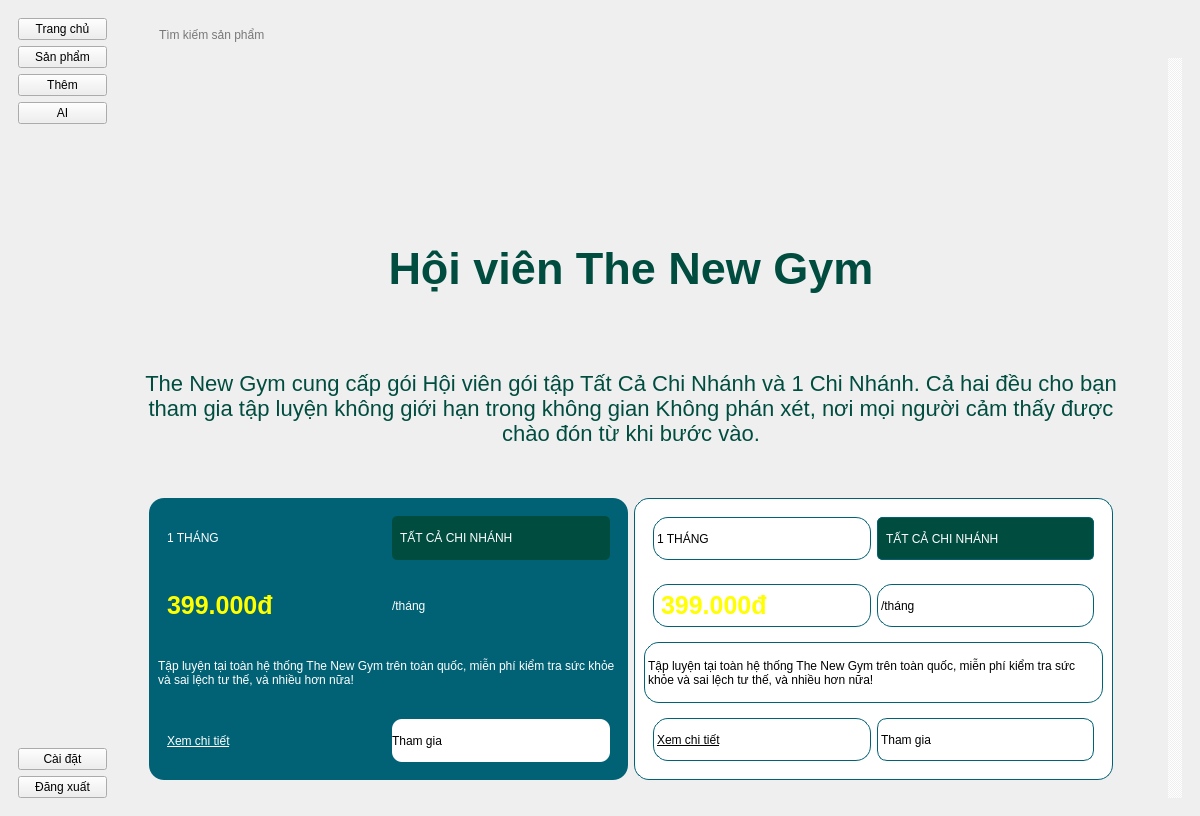
First picture: the form in gui/menu.ui, repository trongandev/nextgen-pti, before the edit.
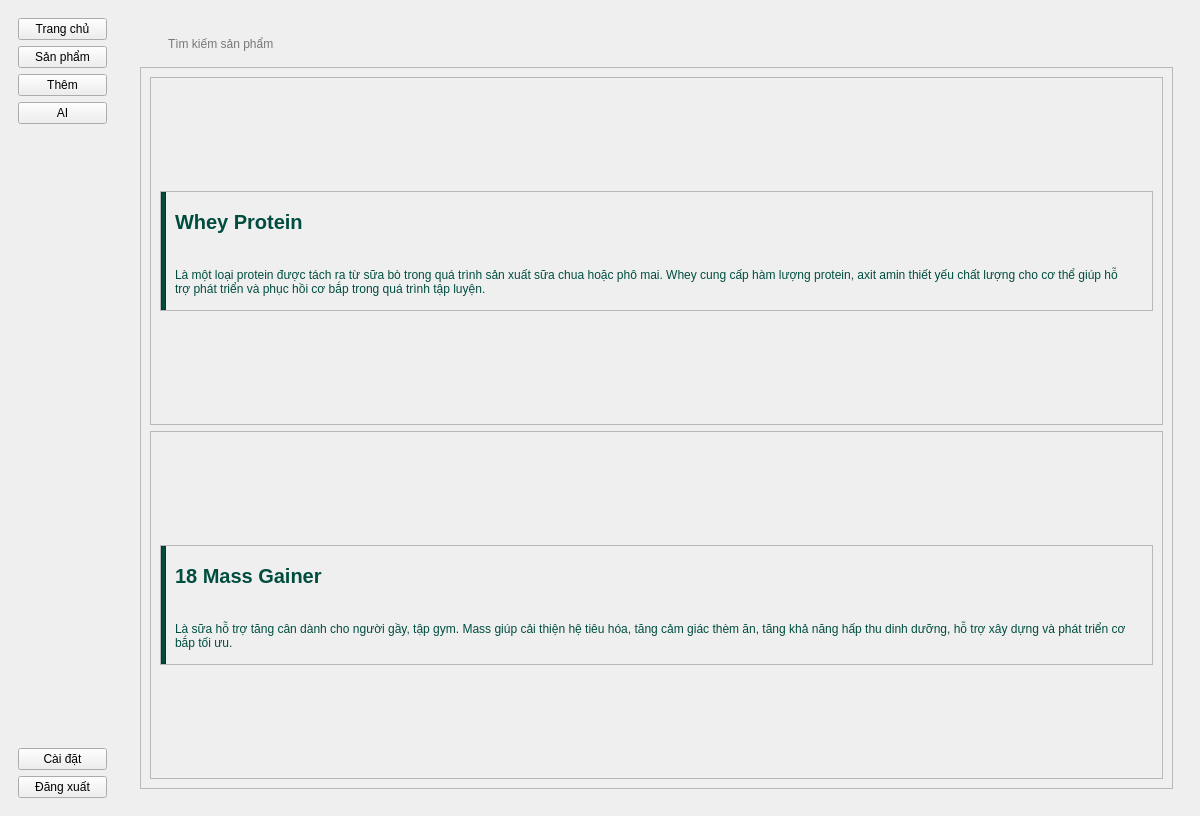
Second picture: the form after the edit. The open tabs and pages were chosen to show the change. Icons and pictures are not drawn.

Commit message:
Implement Product CRUD functionality with add, edit, and delete operations
- Added MessageBox class for displaying notifications.
- Implemented add method to open a dialog for adding new products and saving data.
- Implemented edit method to open a dialog for editing selected product details.
- Implemented delete method to confirm and remove selected products from the table.
- Integrated user feedback through message boxes for actions requiring user confirmation.

Patch:
```diff
--- a/gui/menu.ui
+++ b/gui/menu.ui
@@ -151,39 +151,6 @@
     <item>
      <widget class="QWidget" name="widget_2" native="true">
       <layout class="QVBoxLayout" name="verticalLayout_3">
-       <item>
-        <widget class="QWidget" name="txtSearch" native="true">
-         <layout class="QHBoxLayout" name="horizontalLayout_2">
-          <property name="spacing">
-           <number>10</number>
-          </property>
-          <item>
-           <widget class="QLabel" name="label">
-            <property name="styleSheet">
-             <string notr="true">background:transparent;</string>
-            </property>
-            <property name="text">
-             <string/>
-            </property>
-            <property name="pixmap">
-             <pixmap>../images/icons/search.svg</pixmap>
-            </property>
-           </widget>
-          </item>
-          <item>
-           <widget class="QLineEdit" name="lineEdit">
-            <property name="styleSheet">
-             <string notr="true">border:none;
-background: transparent;</string>
-            </property>
-            <property name="placeholderText">
-             <string>Tìm kiếm sản phẩm</string>
-            </property>
-           </widget>
-          </item>
-         </layout>
-        </widget>
-       </item>
        <item>
         <widget class="QStackedWidget" name="stackedWidget">
          <property name="currentIndex">
@@ -226,7 +193,7 @@
               <property name="geometry">
                <rect>
                 <x>0</x>
-                <y>-24</y>
+                <y>0</y>
                 <width>1000</width>
                 <height>917</height>
                </rect>
@@ -537,7 +504,670 @@
            </item>
           </layout>
          </widget>
-         <widget class="QWidget" name="page_2"/>
+         <widget class="QWidget" name="page_product">
+          <layout class="QVBoxLayout" name="verticalLayout_8">
+           <item>
+            <widget class="QWidget" name="txtSearch" native="true">
+             <layout class="QHBoxLayout" name="horizontalLayout_2">
+              <property name="spacing">
+               <number>10</number>
+              </property>
+              <item>
+               <widget class="QLabel" name="label">
+                <property name="styleSheet">
+                 <string notr="true">background:transparent;</string>
+                </property>
+                <property name="text">
+                 <string/>
+                </property>
+                <property name="pixmap">
+                 <pixmap>../images/icons/search.svg</pixmap>
+                </property>
+               </widget>
+              </item>
+              <item>
+               <widget class="QLineEdit" name="lineEdit">
+                <property name="styleSheet">
+                 <string notr="true">border:none;
+background: transparent;</string>
+                </property>
+                <property name="placeholderText">
+                 <string>Tìm kiếm sản phẩm</string>
+                </property>
+               </widget>
+              </item>
+             </layout>
+            </widget>
+           </item>
+           <item>
+            <widget class="QScrollArea" name="scrollArea_8">
+             <property name="widgetResizable">
+              <bool>true</bool>
+             </property>
+             <widget class="QWidget" name="scrollAreaWidgetContents_8">
+              <property name="geometry">
+               <rect>
+                <x>0</x>
+                <y>0</y>
+                <width>1010</width>
+                <height>695</height>
+               </rect>
+              </property>
+              <layout class="QVBoxLayout" name="verticalLayout_26">
+               <item>
+                <widget class="QScrollArea" name="scrollArea_7">
+                 <property name="widgetResizable">
+                  <bool>true</bool>
+                 </property>
+                 <widget class="QWidget" name="scrollAreaWidgetContents_wheyProtein">
+                  <property name="geometry">
+                   <rect>
+                    <x>0</x>
+                    <y>0</y>
+                    <width>986</width>
+                    <height>331</height>
+                   </rect>
+                  </property>
+                  <layout class="QVBoxLayout" name="verticalLayout_7">
+                   <item>
+                    <widget class="QFrame" name="frame_15">
+                     <property name="minimumSize">
+                      <size>
+                       <width>0</width>
+                       <height>120</height>
+                      </size>
+                     </property>
+                     <property name="maximumSize">
+                      <size>
+                       <width>16777215</width>
+                       <height>120</height>
+                      </size>
+                     </property>
+                     <property name="styleSheet">
+                      <string notr="true"/>
+                     </property>
+                     <property name="frameShape">
+                      <enum>QFrame::StyledPanel</enum>
+                     </property>
+                     <property name="frameShadow">
+                      <enum>QFrame::Raised</enum>
+                     </property>
+                     <layout class="QHBoxLayout" name="horizontalLayout_24">
+                      <property name="spacing">
+                       <number>0</number>
+                      </property>
+                      <property name="leftMargin">
+                       <number>0</number>
+                      </property>
+                      <property name="topMargin">
+                       <number>0</number>
+                      </property>
+                      <property name="bottomMargin">
+                       <number>0</number>
+                      </property>
+                      <item>
+                       <widget class="QFrame" name="frame_16">
+                        <property name="maximumSize">
+                         <size>
+                          <width>5</width>
+                          <height>16777215</height>
+                         </size>
+                        </property>
+                        <property name="styleSheet">
+                         <string notr="true">background: #004D40</string>
+                        </property>
+                        <property name="frameShape">
+                         <enum>QFrame::StyledPanel</enum>
+                        </property>
+                        <property name="frameShadow">
+                         <enum>QFrame::Raised</enum>
+                        </property>
+                       </widget>
+                      </item>
+                      <item>
+                       <widget class="QWidget" name="widget_23" native="true">
+                        <property name="minimumSize">
+                         <size>
+                          <width>0</width>
+                          <height>120</height>
+                         </size>
+                        </property>
+                        <property name="maximumSize">
+                         <size>
+                          <width>16777215</width>
+                          <height>120</height>
+                         </size>
+                        </property>
+                        <layout class="QVBoxLayout" name="verticalLayout_23">
+                         <property name="spacing">
+                          <number>0</number>
+                         </property>
+                         <property name="topMargin">
+                          <number>0</number>
+                         </property>
+                         <property name="bottomMargin">
+                          <number>0</number>
+                         </property>
+                         <item>
+                          <widget class="QLabel" name="label_49">
+                           <property name="maximumSize">
+                            <size>
+                             <width>16777215</width>
+                             <height>60</height>
+                            </size>
+                           </property>
+                           <property name="styleSheet">
+                            <string notr="true">font-size:20px;
+font-weight:bold;
+color:#004D40</string>
+                           </property>
+                           <property name="text">
+                            <string>Whey Protein</string>
+                           </property>
+                          </widget>
+                         </item>
+                         <item>
+                          <widget class="QLabel" name="label_50">
+                           <property name="maximumSize">
+                            <size>
+                             <width>16777215</width>
+                             <height>60</height>
+                            </size>
+                           </property>
+                           <property name="styleSheet">
+                            <string notr="true">color: #004D40;</string>
+                           </property>
+                           <property name="text">
+                            <string>Là một loại protein được tách ra từ sữa bò trong quá trình sản xuất sữa chua hoặc phô mai. Whey cung cấp hàm lượng protein, axit amin thiết yếu chất lượng cho cơ thể giúp hỗ trợ phát triển và phục hồi cơ bắp trong quá trình tập luyện.</string>
+                           </property>
+                           <property name="wordWrap">
+                            <bool>true</bool>
+                           </property>
+                          </widget>
+                         </item>
+                        </layout>
+                       </widget>
+                      </item>
+                     </layout>
+                    </widget>
+                   </item>
+                  </layout>
+                 </widget>
+                </widget>
+               </item>
+               <item>
+                <widget class="QScrollArea" name="scrollArea_2">
+                 <property name="widgetResizable">
+                  <bool>true</bool>
+                 </property>
+                 <widget class="QWidget" name="scrollAreaWidgetContents_massGainer">
+                  <property name="geometry">
+                   <rect>
+                    <x>0</x>
+                    <y>0</y>
+                    <width>986</width>
+                    <height>331</height>
+                   </rect>
+                  </property>
+                  <layout class="QVBoxLayout" name="verticalLayout_25">
+                   <item>
+                    <widget class="QFrame" name="frame_17">
+                     <property name="minimumSize">
+                      <size>
+                       <width>0</width>
+                       <height>120</height>
+                      </size>
+                     </property>
+                     <property name="maximumSize">
+                      <size>
+                       <width>16777215</width>
+                       <height>120</height>
+                      </size>
+                     </property>
+                     <property name="styleSheet">
+                      <string notr="true"/>
+                     </property>
+                     <property name="frameShape">
+                      <enum>QFrame::StyledPanel</enum>
+                     </property>
+                     <property name="frameShadow">
+                      <enum>QFrame::Raised</enum>
+                     </property>
+                     <layout class="QHBoxLayout" name="horizontalLayout_25">
+                      <property name="spacing">
+                       <number>0</number>
+                      </property>
+                      <property name="leftMargin">
+                       <number>0</number>
+                      </property>
+                      <property name="topMargin">
+                       <number>0</number>
+                      </property>
+                      <property name="bottomMargin">
+                       <number>0</number>
+                      </property>
+                      <item>
+                       <widget class="QFrame" name="frame_18">
+                        <property name="maximumSize">
+                         <size>
+                          <width>5</width>
+                          <height>16777215</height>
+                         </size>
+                        </property>
+                        <property name="styleSheet">
+                         <string notr="true">background: #004D40</string>
+                        </property>
+                        <property name="frameShape">
+                         <enum>QFrame::StyledPanel</enum>
+                        </property>
+                        <property name="frameShadow">
+                         <enum>QFrame::Raised</enum>
+                        </property>
+                       </widget>
+                      </item>
+                      <item>
+                       <widget class="QWidget" name="widget_24" native="true">
+                        <property name="minimumSize">
+                         <size>
+                          <width>0</width>
+                          <height>120</height>
+                         </size>
+                        </property>
+                        <property name="maximumSize">
+                         <size>
+                          <width>16777215</width>
+                          <height>120</height>
+                         </size>
+                        </property>
+                        <layout class="QVBoxLayout" name="verticalLayout_24">
+                         <property name="spacing">
+                          <number>0</number>
+                         </property>
+                         <property name="topMargin">
+                          <number>0</number>
+                         </property>
+                         <property name="bottomMargin">
+                          <number>0</number>
+                         </property>
+                         <item>
+                          <widget class="QLabel" name="label_51">
+                           <property name="maximumSize">
+                            <size>
+                             <width>16777215</width>
+                             <height>60</height>
+                            </size>
+                           </property>
+                           <property name="styleSheet">
+                            <string notr="true">font-size:20px;
+font-weight:bold;
+color:#004D40</string>
+                           </property>
+                           <property name="text">
+                            <string>18 Mass Gainer</string>
+                           </property>
+                          </widget>
+                         </item>
+                         <item>
+                          <widget class="QLabel" name="label_52">
+                           <property name="maximumSize">
+                            <size>
+                             <width>16777215</width>
+                             <height>60</height>
+                            </size>
+                           </property>
+                           <property name="styleSheet">
+                            <string notr="true">color: #004D40;</string>
+                           </property>
+                           <property name="text">
+                            <string>Là sữa hỗ trợ tăng cân dành cho người gầy, tập gym. Mass giúp cải thiện hệ tiêu hóa, tăng cảm giác thèm ăn, tăng khả năng hấp thu dinh dưỡng, hỗ trợ xây dựng và phát triển cơ bắp tối ưu.</string>
+                           </property>
+                           <property name="wordWrap">
+                            <bool>true</bool>
+                           </property>
+                          </widget>
+                         </item>
+                        </layout>
+                       </widget>
+                      </item>
+                     </layout>
+                    </widget>
+                   </item>
+                  </layout>
+                 </widget>
+                </widget>
+               </item>
+              </layout>
+             </widget>
+            </widget>
+           </item>
+          </layout>
+         </widget>
+         <widget class="QWidget" name="page_crud">
+          <layout class="QVBoxLayout" name="verticalLayout_10">
+           <item>
+            <widget class="QFrame" name="frame_3">
+             <property name="styleSheet">
+              <string notr="true"/>
+             </property>
+             <property name="frameShape">
+              <enum>QFrame::StyledPanel</enum>
+             </property>
+             <property name="frameShadow">
+              <enum>QFrame::Raised</enum>
+             </property>
+             <layout class="QHBoxLayout" name="horizontalLayout_11">
+              <property name="spacing">
+               <number>0</number>
+              </property>
+              <property name="leftMargin">
+               <number>0</number>
+              </property>
+              <item>
+               <widget class="QFrame" name="frame_5">
+                <property name="maximumSize">
+                 <size>
+                  <width>5</width>
+                  <height>16777215</height>
+                 </size>
+                </property>
+                <property name="styleSheet">
+                 <string notr="true">background: #004D40</string>
+                </property>
+                <property name="frameShape">
+                 <enum>QFrame::StyledPanel</enum>
+                </property>
+                <property name="frameShadow">
+                 <enum>QFrame::Raised</enum>
+                </property>
+               </widget>
+              </item>
+              <item>
+               <widget class="QWidget" name="widget_11" native="true">
+                <property name="maximumSize">
+                 <size>
+                  <width>16777215</width>
+                  <height>16777215</height>
+                 </size>
+                </property>
+                <layout class="QVBoxLayout" name="verticalLayout_9">
+                 <item>
+                  <widget class="QLabel" name="label_21">
+                   <property name="styleSheet">
+                    <string notr="true">font-size:20px;
+font-weight:bold;
+color:#004D40</string>
+                   </property>
+                   <property name="text">
+                    <string>Chỉnh sửa sản phẩm</string>
+                   </property>
+                  </widget>
+                 </item>
+                 <item>
+                  <widget class="QLabel" name="label_22">
+                   <property name="styleSheet">
+                    <string notr="true">color: #004D40;</string>
+                   </property>
+                   <property name="text">
+                    <string>Khu vực giúp bạn thêm xóa cũng như chỉnh sửa các sản phẩm trên ứng dụng</string>
+                   </property>
+                  </widget>
+                 </item>
+                </layout>
+               </widget>
+              </item>
+             </layout>
+            </widget>
+           </item>
+           <item>
+            <widget class="QWidget" name="widget_4" native="true">
+             <property name="minimumSize">
+              <size>
+               <width>0</width>
+               <height>50</height>
+              </size>
+             </property>
+             <layout class="QHBoxLayout" name="horizontalLayout_10">
+              <property name="spacing">
+               <number>50</number>
+              </property>
+              <item>
+               <widget class="QPushButton" name="btnAdd">
+                <property name="text">
+                 <string>Thêm sản phẩm mới</string>
+                </property>
+                <property name="icon">
+                 <iconset>
+                  <normaloff>../images/icons/circle-fading-plus.svg</normaloff>../images/icons/circle-fading-plus.svg</iconset>
+                </property>
+               </widget>
+              </item>
+              <item>
+               <widget class="QPushButton" name="btnEdit">
+                <property name="text">
+                 <string>Sửa sản phẩm</string>
+                </property>
+                <property name="icon">
+                 <iconset>
+                  <normaloff>../images/icons/pencil.svg</normaloff>../images/icons/pencil.svg</iconset>
+                </property>
+               </widget>
+              </item>
+              <item>
+               <widget class="QPushButton" name="btnDelete">
+                <property name="text">
+                 <string>Xóa sản phẩm</string>
+                </property>
+                <property name="icon">
+                 <iconset>
+                  <normaloff>../images/icons/trash.svg</normaloff>../images/icons/trash.svg</iconset>
+                </property>
+               </widget>
+              </item>
+             </layout>
+            </widget>
+           </item>
+           <item>
+            <widget class="QTableWidget" name="tableWidget">
+             <property name="selectionMode">
+              <enum>QAbstractItemView::SingleSelection</enum>
+             </property>
+             <property name="selectionBehavior">
+              <enum>QAbstractItemView::SelectRows</enum>
+             </property>
+            </widget>
+           </item>
+          </layout>
+         </widget>
+         <widget class="QWidget" name="page_ai">
+          <layout class="QVBoxLayout" name="verticalLayout_20">
+           <item>
+            <widget class="QFrame" name="frame_11">
+             <property name="styleSheet">
+              <string notr="true"/>
+             </property>
+             <property name="frameShape">
+              <enum>QFrame::StyledPanel</enum>
+             </property>
+             <property name="frameShadow">
+              <enum>QFrame::Raised</enum>
+             </property>
+             <layout class="QHBoxLayout" name="horizontalLayout_22">
+              <property name="spacing">
+               <number>0</number>
+              </property>
+              <property name="leftMargin">
+               <number>0</number>
+              </property>
+              <item>
+               <widget class="QFrame" name="frame_12">
+                <property name="maximumSize">
+                 <size>
+                  <width>5</width>
+                  <height>16777215</height>
+                 </size>
+                </property>
+                <property name="styleSheet">
+                 <string notr="true">background: #004D40</string>
+                </property>
+                <property name="frameShape">
+                 <enum>QFrame::StyledPanel</enum>
+                </property>
+                <property name="frameShadow">
+                 <enum>QFrame::Raised</enum>
+                </property>
+               </widget>
+              </item>
+              <item>
+               <widget class="QWidget" name="widget_21" native="true">
+                <property name="maximumSize">
+                 <size>
+                  <width>16777215</width>
+                  <height>16777215</height>
+                 </size>
+                </property>
+                <layout class="QVBoxLayout" name="verticalLayout_19">
+                 <item>
+                  <widget class="QLabel" name="label_45">
+                   <property name="styleSheet">
+                    <string notr="true">font-size:20px;
+font-weight:bold;
+color:#004D40</string>
+                   </property>
+                   <property name="text">
+                    <string>AI</string>
+                   </property>
+                  </widget>
+                 </item>
+                 <item>
+                  <widget class="QLabel" name="label_46">
+                   <property name="styleSheet">
+                    <string notr="true">color: #004D40;</string>
+                   </property>
+                   <property name="text">
+                    <string>Hỗ trợ sử dụng AI</string>
+                   </property>
+                  </widget>
+                 </item>
+                </layout>
+               </widget>
+              </item>
+             </layout>
+            </widget>
+           </item>
+           <item>
+            <widget class="QScrollArea" name="scrollArea_5">
+             <property name="widgetResizable">
+              <bool>true</bool>
+             </property>
+             <widget class="QWidget" name="scrollAreaWidgetContents_5">
+              <property name="geometry">
+               <rect>
+                <x>0</x>
+                <y>0</y>
+                <width>1010</width>
+                <height>648</height>
+               </rect>
+              </property>
+             </widget>
+            </widget>
+           </item>
+          </layout>
+         </widget>
+         <widget class="QWidget" name="page_setting">
+          <layout class="QVBoxLayout" name="verticalLayout_22">
+           <item>
+            <widget class="QFrame" name="frame_13">
+             <property name="styleSheet">
+              <string notr="true"/>
+             </property>
+             <property name="frameShape">
+              <enum>QFrame::StyledPanel</enum>
+             </property>
+             <property name="frameShadow">
+              <enum>QFrame::Raised</enum>
+             </property>
+             <layout class="QHBoxLayout" name="horizontalLayout_23">
+              <property name="spacing">
+               <number>0</number>
+              </property>
+              <property name="leftMargin">
+               <number>0</number>
+              </property>
+              <item>
+               <widget class="QFrame" name="frame_14">
+                <property name="maximumSize">
+                 <size>
+                  <width>5</width>
+                  <height>16777215</height>
+                 </size>
+                </property>
+                <property name="styleSheet">
+                 <string notr="true">background: #004D40</string>
+                </property>
+                <property name="frameShape">
+                 <enum>QFrame::StyledPanel</enum>
+                </property>
+                <property name="frameShadow">
+                 <enum>QFrame::Raised</enum>
+                </property>
+               </widget>
+              </item>
+              <item>
+               <widget class="QWidget" name="widget_22" native="true">
+                <property name="maximumSize">
+                 <size>
+                  <width>16777215</width>
+                  <height>16777215</height>
+                 </size>
+                </property>
+                <layout class="QVBoxLayout" name="verticalLayout_21">
+                 <item>
+                  <widget class="QLabel" name="label_47">
+                   <property name="styleSheet">
+                    <string notr="true">font-size:20px;
+font-weight:bold;
+color:#004D40</string>
+                   </property>
+                   <property name="text">
+                    <string>Cài đặt</string>
+                   </property>
+                  </widget>
+                 </item>
+                 <item>
+                  <widget class="QLabel" name="label_48">
+                   <property name="styleSheet">
+                    <string notr="true">color: #004D40;</string>
+                   </property>
+                   <property name="text">
+                    <string>Thay đổi hệ thống</string>
+                   </property>
+                  </widget>
+                 </item>
+                </layout>
+               </widget>
+              </item>
+             </layout>
+            </widget>
+           </item>
+           <item>
+            <widget class="QScrollArea" name="scrollArea_6">
+             <property name="widgetResizable">
+              <bool>true</bool>
+             </property>
+             <widget class="QWidget" name="scrollAreaWidgetContents_6">
+              <property name="geometry">
+               <rect>
+                <x>0</x>
+                <y>0</y>
+                <width>1010</width>
+                <height>648</height>
+               </rect>
+              </property>
+             </widget>
+            </widget>
+           </item>
+          </layout>
+         </widget>
         </widget>
        </item>
       </layout>
```
Left out of the diff: 6 changed lines with no effect on the pictures. The commit also changes 19 other files.
